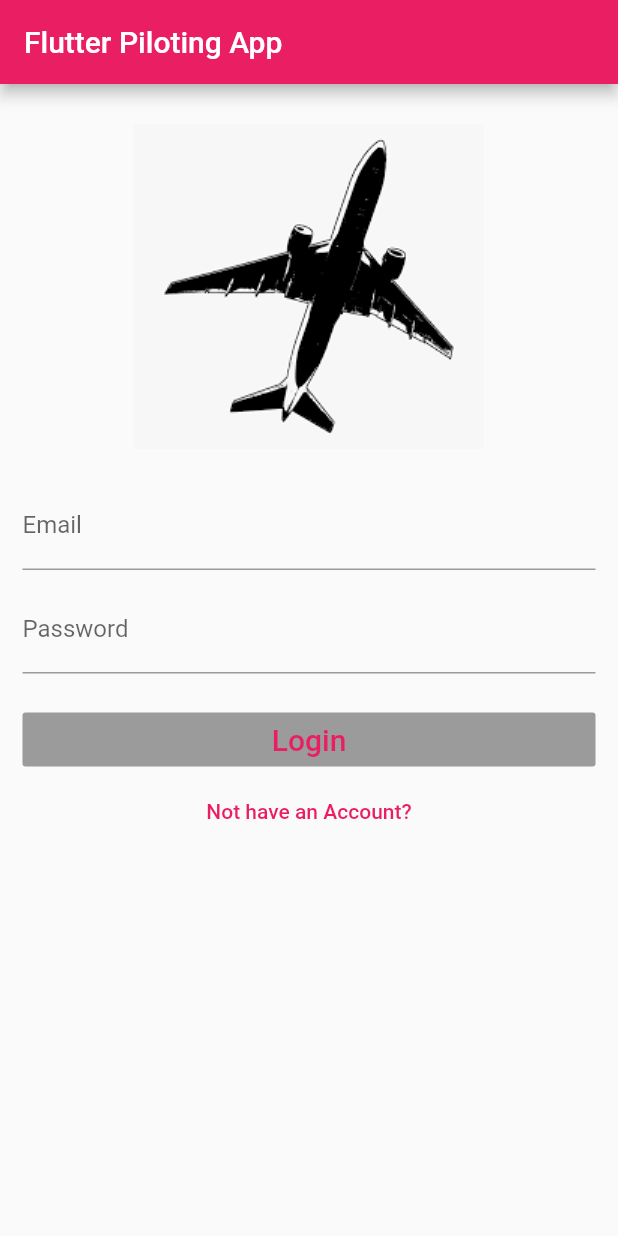
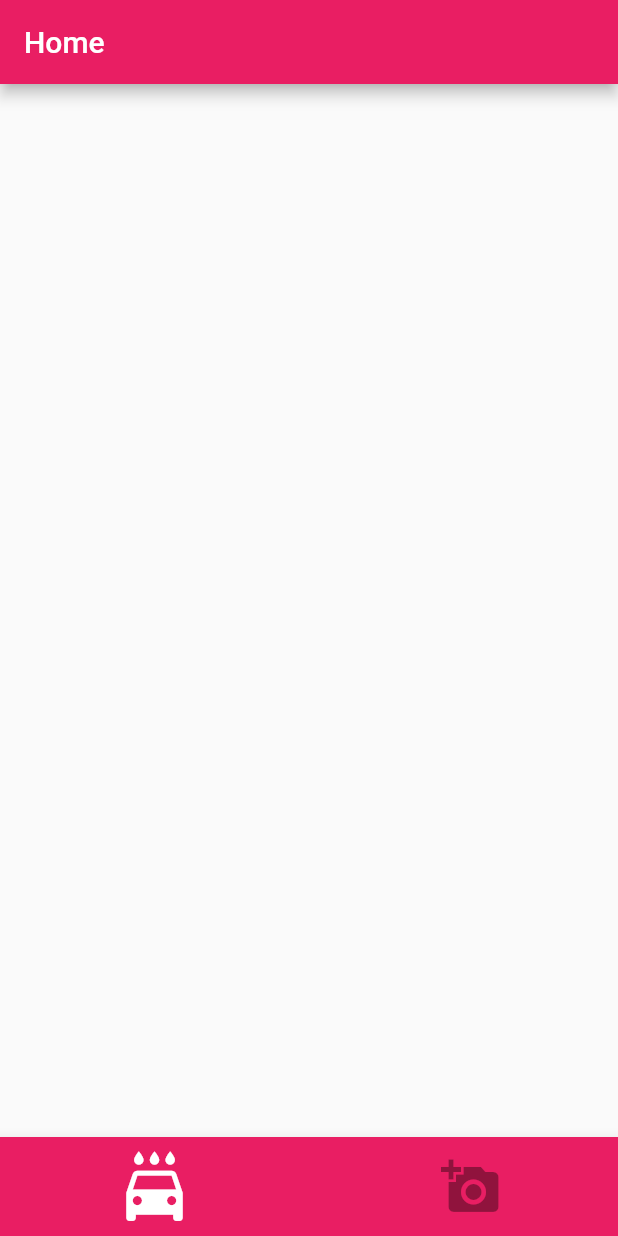
Before and after one commit to Sandaru-Imal/Learn_Piloting_App, a Flutter app: the screen it shows after launch, on a phone screen of 412 x 824 dp. Run offline on Flutter 3.47's test engine with Material 2 defaults, Android fonts, the phone set to English and light mode, and no system bars.

Commit message:
Homepage Created

```diff
--- /dev/null
+++ b/lib/HomePage.dart
@@ -0,0 +1,60 @@
+import 'package:flutter/material.dart';
+
+class HomePage extends StatefulWidget{
+  @override
+  State<StatefulWidget> createState() {
+    return _HomePageState();
+  }
+}
+
+class _HomePageState extends State<HomePage>{
+
+  void _logoutUser(){
+
+  }
+
+  @override
+  Widget build(BuildContext context) {
+   return new Scaffold(
+     appBar: new AppBar(
+       title: new Text("Home"),
+
+     ),
+
+     body: new Container(
+
+     ),
+
+     bottomNavigationBar: new BottomAppBar(
+       color: Colors.pink,
+
+       child: new Container(
+         margin: const EdgeInsets.only(left:70.0, right:70.0),
+         child: new Row(
+           mainAxisAlignment: MainAxisAlignment.spaceBetween,
+           mainAxisSize: MainAxisSize.max,
+
+           children: <Widget>[
+             new IconButton(
+               icon: new Icon(Icons.local_car_wash),
+               iconSize: 50.0,
+               color: Colors.white,
+
+               onPressed: _logoutUser,
+               ),
+
+               new IconButton(
+               icon: new Icon(Icons.add_a_photo),
+               iconSize: 40.0,
+               color: Colors.white,
+
+               onPressed: null,
+               ),
+
+           ],
+         ),
+       ),
+     ),
+   );
+  }
+}
--- a/lib/LoginRegisterPage.dart
+++ b/lib/LoginRegisterPage.dart
@@ -7,6 +7,17 @@ class LoginRegisterPage extends StatefulWidget{
 }
 
 class _LoginRegisterState extends State<LoginRegisterPage>{
+
+  //specify methods
+  void validateAndSave(){
+
+  }
+
+  void moveToRegister(){
+
+  }
+
+  //Desgin of Login/Register Page
   @override
   Widget build(BuildContext context) {
     return new Scaffold(
@@ -69,12 +80,15 @@ class _LoginRegisterState extends State<LoginRegisterPage>{
       child: new Text("Login", style: new TextStyle(fontSize: 20.0)),
       textColor: Colors.pink,
       color: Colors.pink,
+
+      onPressed: validateAndSave,
       ),
 
     new FlatButton(
       child: new Text("Not have an Account?", style: new TextStyle(fontSize: 14.0)),
       textColor: Colors.pink,
 
+       onPressed: moveToRegister,
       ),
     ];
   }
--- a/lib/main.dart
+++ b/lib/main.dart
@@ -1,4 +1,5 @@
-import 'package:PilotingApp/LoginRegisterPage.dart';
+import 'package:PilotingApp/HomePage.dart';
+// import 'package:PilotingApp/LoginRegisterPage.dart';
 import 'package:flutter/material.dart';
 
 
@@ -15,7 +16,7 @@ class PilotingApp extends StatelessWidget{
         primarySwatch: Colors.pink,
         ),
 
-        home: LoginRegisterPage(),
+        home: HomePage(),
 
     );
   }
```
